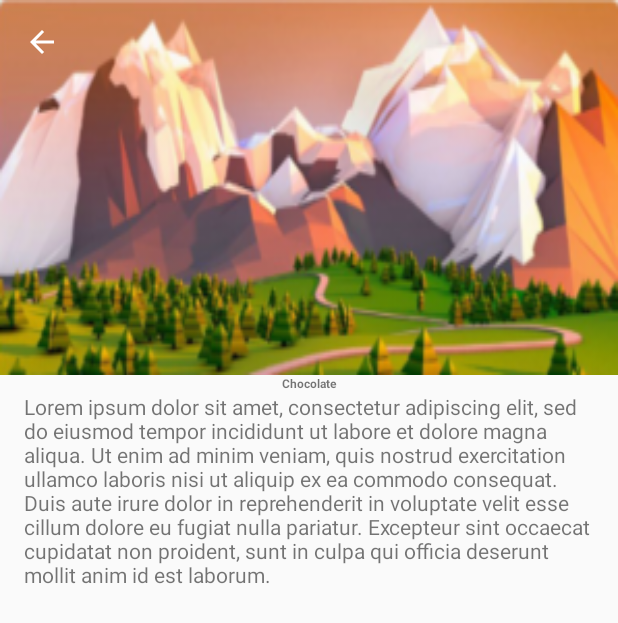
After one commit to HaroldRlz/tpiGluControl, an Android app: the DetailedFoodActivity screen opened directly, with no data from a screen before it, on a phone screen of 412 x 824 dp. The commit adds this screen. Shown: the top 623 px of the screen. Run offline under Robolectric (Android 15) with nearby library versions, the phone set to English and light mode, and no system bars.

Commit message:
Imagenes de internet, login y vista detallada de alimentos integrada. Falta rediseñar cadViews e integrar los otros tipos de recyclerView

```diff
--- a/app/build.gradle
+++ b/app/build.gradle
@@ -29,6 +29,7 @@ dependencies {
     implementation 'com.roughike:bottom-bar:2.3.1'
     implementation 'com.android.support:recyclerview-v7:27.1.0'
     implementation 'com.github.PhilJay:MPAndroidChart:v3.0.3'
+    implementation 'com.squareup.picasso:picasso:2.71828'
     testImplementation 'junit:junit:4.12'
     androidTestImplementation 'com.android.support.test:runner:1.0.1'
     androidTestImplementation 'com.android.support.test.espresso:espresso-core:3.0.1'
--- /dev/null
+++ b/app/src/main/java/com/tpigrupo30/glucontrol/View/DetailedFoodActivity.java
@@ -0,0 +1,25 @@
+package com.tpigrupo30.glucontrol.View;
+
+import android.support.v7.app.AppCompatActivity;
+import android.os.Bundle;
+import android.support.v7.widget.Toolbar;
+import android.view.View;
+
+import com.tpigrupo30.glucontrol.R;
+
+public class DetailedFoodActivity extends AppCompatActivity {
+
+    @Override
+    protected void onCreate(Bundle savedInstanceState) {
+        super.onCreate(savedInstanceState);
+        setContentView(R.layout.activity_detailed_food);
+        showToolbar("",true);
+    }
+
+    public void showToolbar(String tittle, boolean upButton){
+        Toolbar toolbar = (Toolbar) findViewById(R.id.toolbar);
+        setSupportActionBar(toolbar);
+        getSupportActionBar().setTitle(tittle);
+        getSupportActionBar().setDisplayHomeAsUpEnabled(upButton);
+    }
+}
--- a/app/src/main/java/com/tpigrupo30/glucontrol/View/fragment/NutritionFragment.java
+++ b/app/src/main/java/com/tpigrupo30/glucontrol/View/fragment/NutritionFragment.java
@@ -52,9 +52,9 @@ public class NutritionFragment extends Fragment {
     //Con este metodo se integra la base de datos en forma de array
     public ArrayList<Picture> buildPictures(){
         ArrayList<Picture> pictures = new ArrayList<>();
-        pictures.add(new Picture("http://www.novalandtours.com/images/guide/guilin.jpg", "Tinto en la chaza", "4 dias"));
-        pictures.add(new Picture("http://www.enjoyart.com/library/landscapes/italianlandscapesseascapes/large/TC-HBLakeGarda-jpg.jpg", "Tamal en la central", "3 dias"));
-        pictures.add(new Picture("http://www.educationquizzes.com/library/KS3-Geography/river-1-1.jpg", "Empanada del Che", "4 dias"));
+        pictures.add(new Picture("http://assets.kraftfoods.com/recipe_images/opendeploy/114863_640x428.jpg", "Chocolate", "4 dias"));
+        pictures.add(new Picture("https://cdn.colombia.com/sdi/2011/07/27/tamal-tolimense-503629.jpg", "Tamal", "3 dias"));
+        pictures.add(new Picture("https://ugc.kn3.net/i/origin/https://www.mexicanplease.com/wp-content/uploads/2017/05/beef-cheese-empanadas-after-cooking-taking-bite.jpg", "Empanada", "4 dias"));
         return pictures;
     }
 
--- /dev/null
+++ b/app/src/main/res/layout/activity_detailed_food.xml
@@ -0,0 +1,64 @@
+<?xml version="1.0" encoding="utf-8"?>
+<android.support.design.widget.CoordinatorLayout xmlns:android="http://schemas.android.com/apk/res/android"
+    xmlns:app="http://schemas.android.com/apk/res-auto"
+    xmlns:tools="http://schemas.android.com/tools"
+    android:layout_width="match_parent"
+    android:layout_height="match_parent"
+    tools:context=".View.DetailedFoodActivity">
+
+    <android.support.design.widget.AppBarLayout
+        android:id="@+id/appBar"
+        android:layout_width="match_parent"
+        android:layout_height="@dimen/appbarlayout_height"
+        android:theme="@style/ThemeOverlay.AppCompat.Dark.ActionBar">
+
+        <android.support.design.widget.CollapsingToolbarLayout
+            android:id="@+id/collapsingTollbar"
+            android:layout_width="match_parent"
+            android:layout_height="match_parent"
+            app:layout_scrollFlags="scroll|exitUntilCollapsed"
+            app:contentScrim="@color/colorPrimary">
+            <ImageView
+                android:layout_width="match_parent"
+                android:layout_height="match_parent"
+                android:scaleType="centerCrop"
+                android:background="@drawable/image3"
+                app:layout_collapseMode="parallax"
+                />
+            <android.support.v7.widget.Toolbar
+                android:id="@+id/toolbar"
+                android:layout_width="match_parent"
+                android:layout_height="?attr/actionBarSize"
+                app:popupTheme="@style/AppTheme.PopupOverlay"
+                app:layout_collapseMode="pin"
+                />
+        </android.support.design.widget.CollapsingToolbarLayout>
+    </android.support.design.widget.AppBarLayout>
+
+    <android.support.v4.widget.NestedScrollView
+        android:layout_width="match_parent"
+        android:layout_height="match_parent"
+        app:layout_behavior="@string/appbar_scrolling_view_behavior">
+        <LinearLayout
+            android:layout_width="match_parent"
+            android:layout_height="match_parent"
+            android:orientation="vertical">
+            <TextView
+                android:id="@+id/foodNameDetail"
+                android:layout_width="match_parent"
+                android:layout_height="wrap_content"
+                android:text="@string/foodname_card"
+                android:textSize="@dimen/bb_height"
+                android:layout_gravity="center_horizontal"
+                android:gravity="center"
+                android:textStyle="bold"/>
+            <TextView
+                android:id="@+id/foodContentDetail"
+                android:layout_width="match_parent"
+                android:layout_height="wrap_content"
+                android:text="@string/lorem"
+                android:paddingHorizontal="@dimen/activity_horizontal_margin"/>
+        </LinearLayout>
+    </android.support.v4.widget.NestedScrollView>
+
+</android.support.design.widget.CoordinatorLayout>
--- a/app/src/main/res/values/colors.xml
+++ b/app/src/main/res/values/colors.xml
@@ -1,8 +1,10 @@
 <?xml version="1.0" encoding="utf-8"?>
 <resources>
-    <color name="colorPrimary">#3F51B5</color>
-    <color name="colorPrimaryDark">#303F9F</color>
+    <color name="colorPrimary">#00BCD4</color>
+    <color name="colorPrimaryDark">#0097A7</color>
     <color name="colorAccent">#FF4081</color>
+    <color name="colorSecondary">#d81b60</color>
+    <color name="colorSecondaryDark">#a00037</color>
     <color name="editTextColorWhite">#FFFFFF</color>
     <color name="editTextColorBlack">#000000</color>
     <color name="backgroundtext_card">#53292929</color>
--- a/app/src/main/res/values/dimens.xml
+++ b/app/src/main/res/values/dimens.xml
@@ -9,4 +9,6 @@
     <dimen name="textsize_foodrecord_card">25sp</dimen>
     <dimen name="firstword_textsize_card">15sp</dimen>
     <dimen name="timecard_marginleft_card">5dp</dimen>
+    <dimen name="padding_horizontal_login">32dp</dimen>
+    <dimen name="appbarlayout_height">250dp</dimen>
 </resources>
--- a/app/src/main/res/values/strings.xml
+++ b/app/src/main/res/values/strings.xml
@@ -84,4 +84,9 @@
     <string name="firstword_card">Hace</string>
     <string name="timecard_card">2 dias</string>
     <string name="title_activity_reference">ReferenceActivity</string>
+    <string name="hint_username_login">Nombre de usuario</string>
+    <string name="hint_password_login">Contraseña</string>
+    <string name="hint_button_login">entrar</string>
+    <string name="hint_button_register">¿sin cuenta? registrate</string>
+    <string name="lorem">Lorem ipsum dolor sit amet, consectetur adipiscing elit, sed do eiusmod tempor incididunt ut labore et dolore magna aliqua. Ut enim ad minim veniam, quis nostrud exercitation ullamco laboris nisi ut aliquip ex ea commodo consequat. Duis aute irure dolor in reprehenderit in voluptate velit esse cillum dolore eu fugiat nulla pariatur. Excepteur sint occaecat cupidatat non proident, sunt in culpa qui officia deserunt mollit anim id est laborum.</string>
 </resources>
```
Also changed, not shown: app/src/main/AndroidManifest.xml (+19 -5 lines), app/src/main/java/com/tpigrupo30/glucontrol/LoginActivity.java (added, +28 -0 lines), app/src/main/java/com/tpigrupo30/glucontrol/View/CreateAccountActivity.java (added, +15 -0 lines), app/src/main/java/com/tpigrupo30/glucontrol/adapter/PictureAdapterRecyclerView.java (+12 -0 lines), app/src/main/res/layout/activity_create_account.xml (added, +9 -0 lines), app/src/main/res/layout/activity_login.xml (added, +85 -0 lines), app/src/main/res/values/styles.xml (+30 -0 lines), 1 other file.
